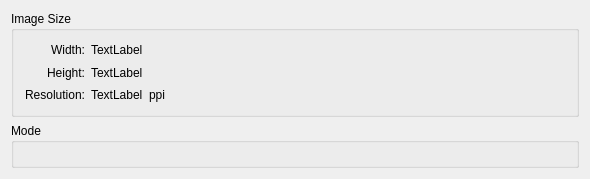
First picture: the form in krita/ui/forms/wdgimageproperties.ui, repository KDE/krita, before the edit.
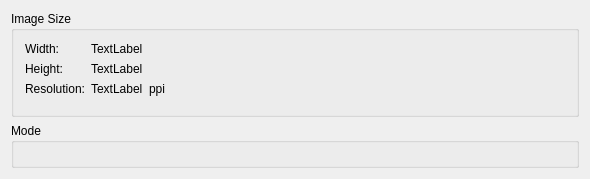
Second picture: the form after the edit. Custom widgets are drawn as their Qt base class.

Commit message: Changed the UI which contains labels and textfields into QFormLayout to set alignment issues

Diff of the .ui file:
```diff
--- a/krita/ui/forms/wdgimageproperties.ui
+++ b/krita/ui/forms/wdgimageproperties.ui
@@ -19,10 +19,10 @@
      <property name="title">
       <string>Image Size</string>
      </property>
-     <layout class="QHBoxLayout" name="horizontalLayout">
+     <layout class="QHBoxLayout" name="horizontalLayout_2">
       <item>
-       <layout class="QVBoxLayout">
-        <item>
+       <layout class="QFormLayout" name="formLayout">
+        <item row="0" column="0">
          <widget class="QLabel" name="lblWidth">
           <property name="text">
            <string>Width:</string>
@@ -32,7 +32,14 @@
           </property>
          </widget>
         </item>
-        <item>
+        <item row="0" column="1">
+         <widget class="QLabel" name="lblWidthValue">
+          <property name="text">
+           <string comment="KDE::DoNotExtract">TextLabel</string>
+          </property>
+         </widget>
+        </item>
+        <item row="1" column="0">
          <widget class="QLabel" name="lblHeight">
           <property name="text">
            <string>Height:</string>
@@ -45,28 +52,7 @@
           </property>
          </widget>
         </item>
-        <item>
-         <widget class="QLabel" name="lblResolution">
-          <property name="text">
-           <string>Resolution:</string>
-          </property>
-          <property name="alignment">
-           <set>Qt::AlignRight|Qt::AlignTrailing|Qt::AlignVCenter</set>
-          </property>
-         </widget>
-        </item>
-       </layout>
-      </item>
-      <item>
-       <layout class="QGridLayout" name="gridLayout">
-        <item row="0" column="0">
-         <widget class="QLabel" name="lblWidthValue">
-          <property name="text">
-           <string comment="KDE::DoNotExtract">TextLabel</string>
-          </property>
-         </widget>
-        </item>
-        <item row="1" column="0">
+        <item row="1" column="1">
          <widget class="QLabel" name="lblHeightValue">
           <property name="text">
            <string comment="KDE::DoNotExtract">TextLabel</string>
@@ -74,13 +60,25 @@
          </widget>
         </item>
         <item row="2" column="0">
-         <widget class="QLabel" name="lblResolutionValue">
+         <widget class="QLabel" name="lblResolution">
           <property name="text">
-           <string comment="KDE::DoNotExtract">TextLabel</string>
+           <string>Resolution:</string>
+          </property>
+          <property name="alignment">
+           <set>Qt::AlignRight|Qt::AlignTrailing|Qt::AlignVCenter</set>
           </property>
          </widget>
         </item>
         <item row="2" column="1">
+         <layout class="QHBoxLayout" name="horizontalLayout">
+          <item>
+           <widget class="QLabel" name="lblResolutionValue">
+            <property name="text">
+             <string comment="KDE::DoNotExtract">TextLabel</string>
+            </property>
+           </widget>
+          </item>
+          <item>
          <widget class="QLabel" name="label">
           <property name="toolTip">
            <string>pixels-per-inch</string>
@@ -89,6 +87,8 @@
            <string>ppi</string>
           </property>
          </widget>
+          </item>
+         </layout>
         </item>
        </layout>
       </item>
```
Lines whose indentation alone changed are shown as unchanged. The commit also changes 91 other files.
